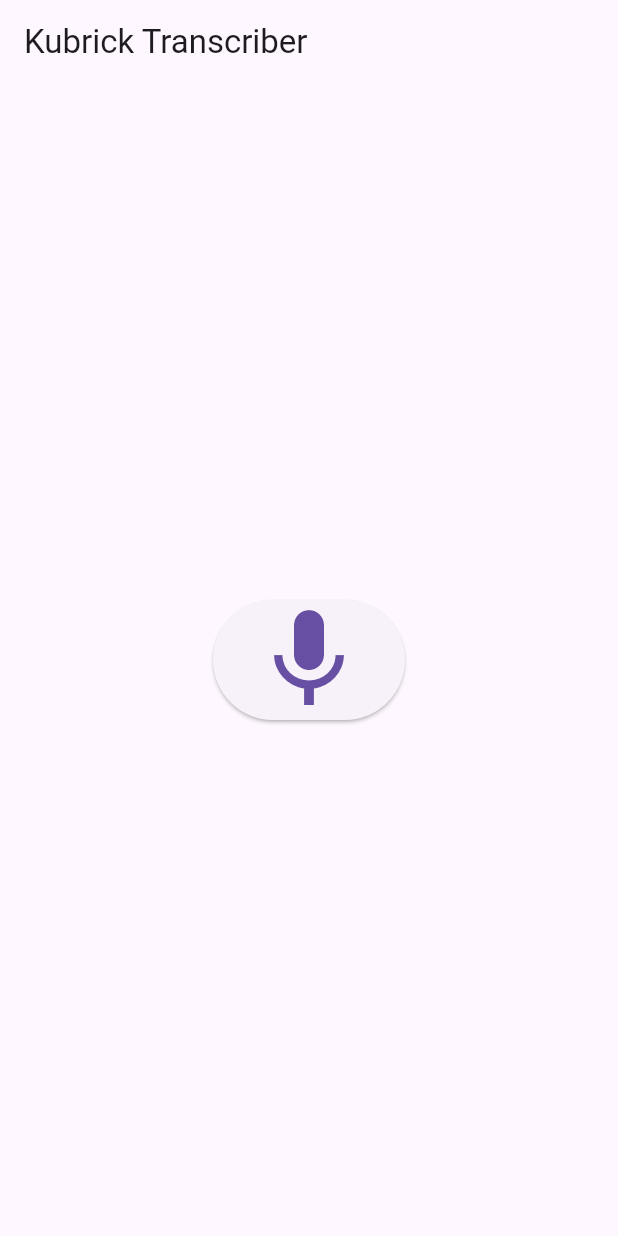
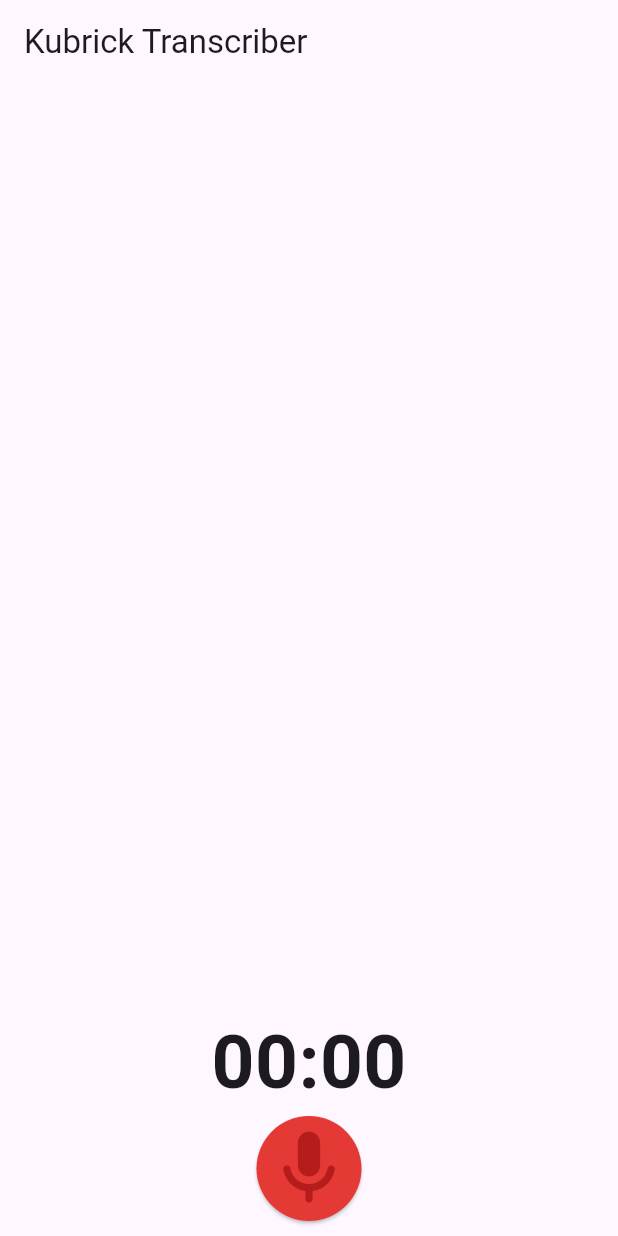
Before and after one commit to aarontully/Kubrick, a Flutter app: the screen it shows after launch, on a phone screen of 412 x 824 dp. Run offline on Flutter 3.47's test engine with Material 3 defaults, Android fonts, the phone set to English and light mode, and no system bars; our stand-ins replace permission_handler; missing offline and left inert: flutter_sound.

Commit message:
Implemented a sound recorder

```diff
--- a/lib/main.dart
+++ b/lib/main.dart
@@ -1,11 +1,14 @@
+import 'dart:io';
+
 import 'package:flutter/material.dart';
 import 'package:flutter_sound/flutter_sound.dart';
 import 'package:permission_handler/permission_handler.dart';
 
-
 void main() {
   runApp(const MainApp());
 }
+
+
 
 class MainApp extends StatefulWidget {
   const MainApp({super.key});
@@ -16,6 +19,8 @@ class MainApp extends StatefulWidget {
 
 class MainAppState extends State<MainApp> {
   final recorder = FlutterSoundRecorder();
+  bool isRecorderReady = false;
+  List<String?> recordings = [];
 
   @override
   void initState() {
@@ -26,26 +31,50 @@ class MainAppState extends State<MainApp> {
   @override
   void dispose() {
     recorder.closeRecorder();
-
     super.dispose();
   }
 
   Future initRecorder() async {
-    var status = await Permission.microphone.request();
+    final status = await Permission.microphone.request();
 
     if(status != PermissionStatus.granted) {
       throw 'Microphone permission not granted';
     }
 
+    isRecorderReady = true;
     await recorder.openRecorder();
+    recorder.setSubscriptionDuration(
+      const Duration(milliseconds: 500)
+    );
   }
 
   Future record() async {
+    if(!isRecorderReady) return;
     await recorder.startRecorder(toFile: 'audio');
   }
 
   Future stop() async {
-    await recorder.stopRecorder();
+    if(!isRecorderReady) return;
+    final path = await recorder.stopRecorder();
+    recordings.add(path);
+    setState(() {});
+  }
+
+  void checkRecordings(String path) async {
+    final dir = Directory(path);
+
+    if(await dir.exists()){
+      final files = dir.listSync();
+      final foundRecordings = files.where((file) => file.path.endsWith('.mp3')).toList();
+      if(foundRecordings.isEmpty){
+        //no recordings
+      } else {
+        for (var recording in foundRecordings) {
+          recordings.add(recording.path);
+        }
+        setState(() {});
+      }
+    }
   }
 
   @override
@@ -55,22 +84,64 @@ class MainAppState extends State<MainApp> {
         appBar: AppBar(
           title: const Text('Kubrick Transcriber'),
         ),
-        body: Center(
-        child: ElevatedButton(
+        body: Column(
+          children: <Widget>[
+            Expanded(
+              child: ListView.builder(
+                itemCount: recordings.length,
+                itemBuilder: (context, index){
+                  return ListTile(
+                    subtitle: Text('${recordings[index]}'),
+                  );
+                },
+              ),
+            ),
+            Center(
+              child: Container(
+                margin: const EdgeInsets.all(10),
+                child: Column(
+                  children: <Widget>[
+                    StreamBuilder<RecordingDisposition>(
+                      stream: recorder.onProgress,
+                      builder: (context, snapshot) {
+                        final duration = snapshot.hasData ? snapshot.data!.duration : Duration.zero;
+                        String twoDigits(int n) => n.toString().padLeft(2, '0');
+                        final twoDigitMinutes = twoDigits(duration.inMinutes.remainder(60));
+                        final twoDigitSeconds = twoDigits(duration.inSeconds.remainder(60));
+                        return Text(
+                          '$twoDigitMinutes:$twoDigitSeconds',
+                          style: const TextStyle(
+                            fontSize: 50,
+                            fontWeight: FontWeight.bold
+                          ),
+                        );
+                      },
+                    ),
+                    ElevatedButton(
                       onPressed: () async {
-            if(recorder.isRecording) {
+                        if(recorder.isRecording){
                           await stop();
                         } else {
                           await record();
                         }
-
                         setState(() {});
                       },
+                      style: ElevatedButton.styleFrom(
+                        shape: const CircleBorder(),
+                        padding: const EdgeInsets.all(5),
+                        backgroundColor: Colors.red[600],
+                        iconColor: Colors.red[900],
+                      ),
                       child: Icon(
-            recorder.isRecording ? Icons.stop : Icons.mic,
-            size: 80,
+                        recorder.isRecording ? Icons.stop : Icons.mic_rounded,
+                        size: 60,
                       ),
                     ),
+                  ],
+                ),
+              ),
+            ),
+          ],
         ),
       ),
     );
```
Also changed, not shown: 5 other files. Lines whose indentation alone changed are shown as unchanged.
